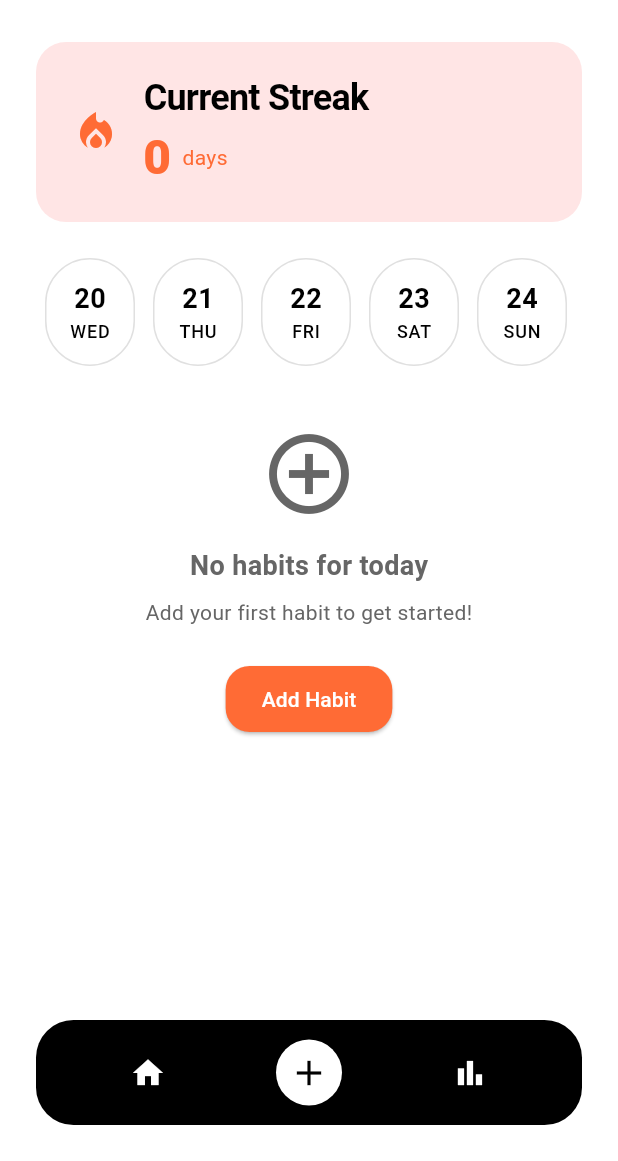
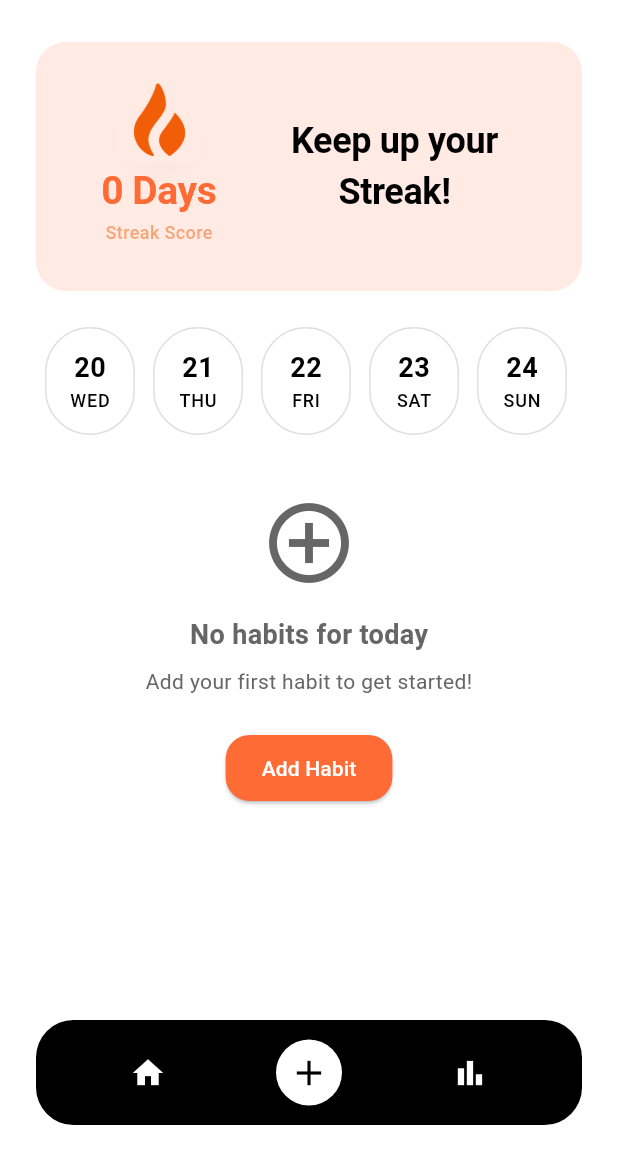
Before and after one commit to ahmed-sufi7/Habify, a Flutter app: the HomeScreen screen opened by its route, on a phone screen of 412 x 824 dp, the part 75-1236 px from its top. Run offline on Flutter 3.47's test engine with Material 3 defaults, Android fonts, the phone set to English and light mode, and no system bars; our stand-ins replace firebase_core, shared_preferences, sqflite; accounts and stored records are empty.

Commit message:
Home screen streak container

```diff
--- a/lib/screens/home/home_screen.dart
+++ b/lib/screens/home/home_screen.dart
@@ -260,57 +260,83 @@ class _HomeScreenState extends State<HomeScreen> with TickerProviderStateMixin {
 
         return Container(
           margin: const EdgeInsets.symmetric(horizontal: 24, vertical: 16),
-          padding: const EdgeInsets.symmetric(horizontal: 24, vertical: 20),
+          padding: const EdgeInsets.symmetric(horizontal: 24, vertical: 6),
           decoration: BoxDecoration(
-            color: const Color(0xFFFFE5E5),
+            color: const Color(0xFFFFEAE4),
             borderRadius: BorderRadius.circular(20),
           ),
           child: Row(
             children: [
-              // Flame icon
-              const Icon(
-                Icons.local_fire_department,
-                size: 32,
-                color: primaryOrange,
+              // Flame icon with days
+              Padding(
+                padding: const EdgeInsets.only(left: 8.0),
+                child: Column(
+                  mainAxisSize: MainAxisSize.min,
+                  children: [
+                  Image.asset(
+                    'assets/icons/streak-icon.png',
+                    width: 100,
+                    height: 100,
+                  ),
+                  Transform.translate(
+                    offset: const Offset(0, -25),
+                    child: Column(
+                      mainAxisSize: MainAxisSize.min,
+                      children: [
+                        Row(
+                          mainAxisSize: MainAxisSize.min,
+                          children: [
+                            Text(
+                              '$maxStreak',
+                              style: const TextStyle(
+                                fontSize: 26,
+                                fontWeight: FontWeight.w600,
+                                color: primaryOrange,
+                                letterSpacing: -0.25,
+                              ),
+                            ),
+                            const SizedBox(width: 6),
+                            Text(
+                              maxStreak == 1 ? 'Day' : 'Days',
+                              style: const TextStyle(
+                                fontSize: 26,
+                                fontWeight: FontWeight.w600,
+                                color: primaryOrange,
+                                letterSpacing: -0.25,
+                              ),
+                            ),
+                          ],
+                        ),
+                        const Text(
+                          'Streak Score',
+                          style: TextStyle(
+                            fontSize: 12,
+                            fontWeight: FontWeight.w500,
+                            color: Color(0x80F25D07),
+                          ),
+                        ),
+                      ],
+                    ),
+                  ),
+                ],
+                ),
               ),
-              const SizedBox(width: 16),
+              const SizedBox(width: 6),
 
               // Streak info
               Expanded(
                 child: Column(
-                  crossAxisAlignment: CrossAxisAlignment.start,
+                  crossAxisAlignment: CrossAxisAlignment.center,
                   children: [
                     const Text(
-                      'Current Streak',
+                      'Keep up your Streak!',
+                      textAlign: TextAlign.center,
                       style: TextStyle(
                         fontSize: 24,
-                        fontWeight: FontWeight.w700,
+                        fontWeight: FontWeight.w600,
                         color: neutralBlack,
-                        letterSpacing: -0.5,
+                        letterSpacing: -0.25,
                       ),
-                    ),
-                    Row(
-                      children: [
-                        Text(
-                          '$maxStreak',
-                          style: const TextStyle(
-                            fontSize: 32,
-                            fontWeight: FontWeight.w800,
-                            color: primaryOrange,
-                            letterSpacing: -1,
-                          ),
-                        ),
-                        const SizedBox(width: 8),
-                        Text(
-                          maxStreak == 1 ? 'day' : 'days',
-                          style: const TextStyle(
-                            fontSize: 14,
-                            fontWeight: FontWeight.w400,
-                            color: primaryOrange,
-                            letterSpacing: 0.25,
-                          ),
-                        ),
-                      ],
                     ),
                   ],
                 ),
```
Also changed, not shown: assets/icons/streak-icon.png (added).
